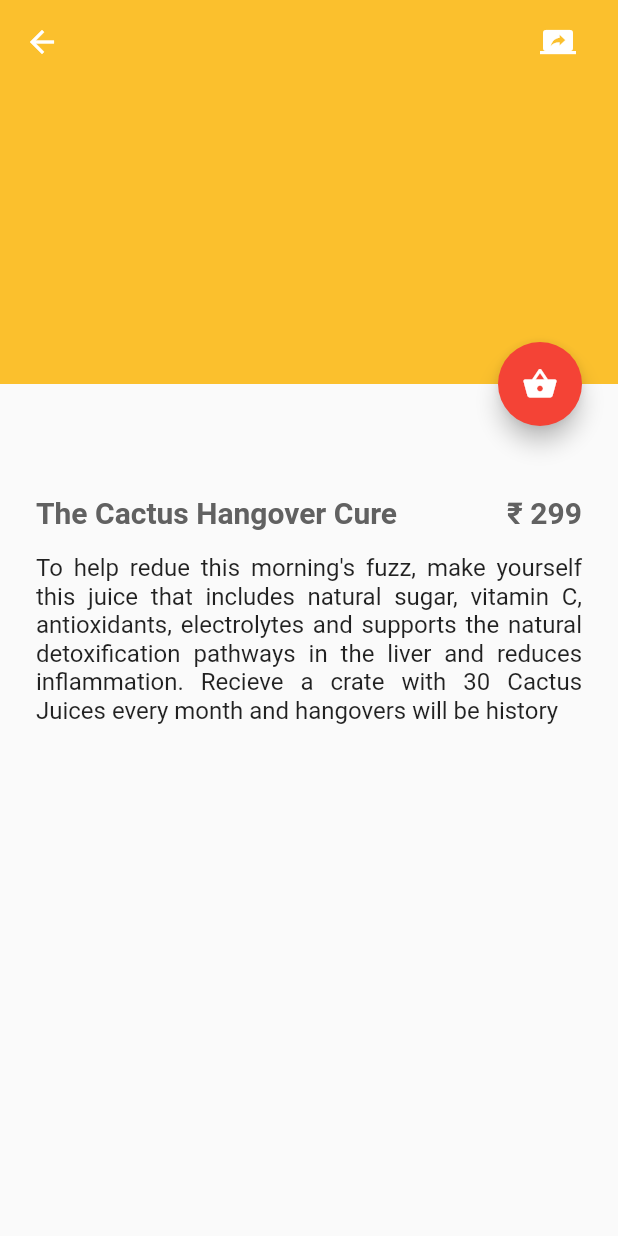
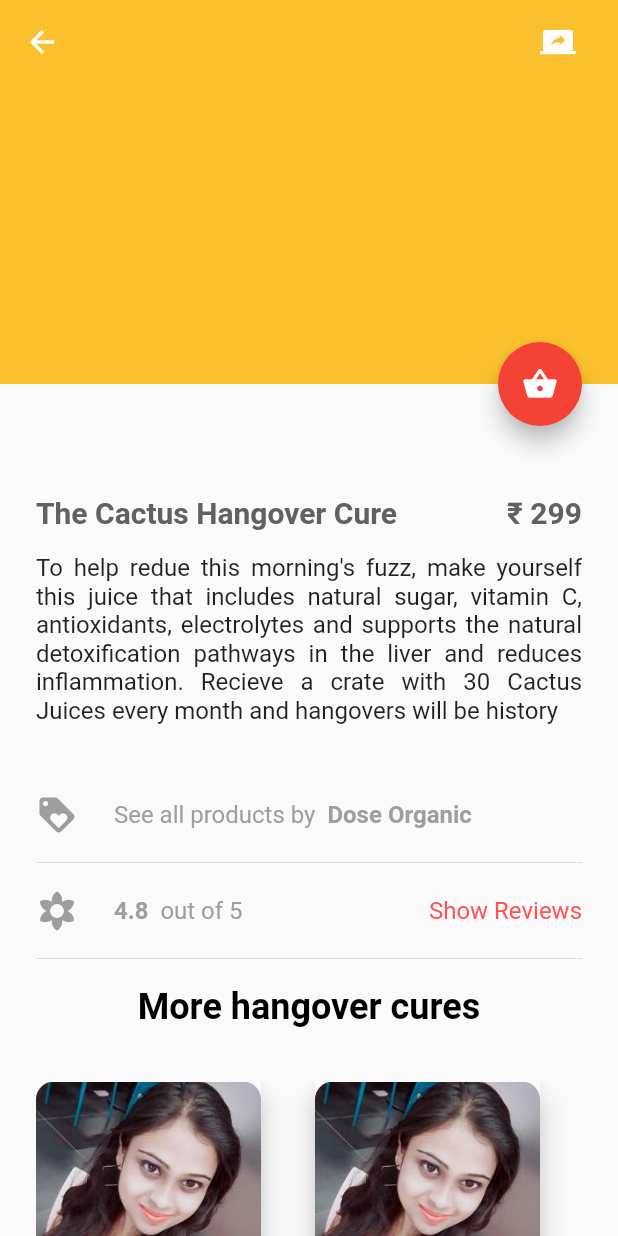
Before and after one commit to srdalai/hangover_cure, a Flutter app: the screen it shows after launch, on a phone screen of 412 x 824 dp. Run offline on Flutter 3.47's test engine with Material 2 defaults, Android fonts, the phone set to English and light mode, and no system bars.

Commit message:
Almost Final

```diff
--- a/lib/home_page.dart
+++ b/lib/home_page.dart
@@ -21,7 +21,9 @@ class MyHomePage extends StatelessWidget {
             )
           ],
         ),
-      body: Stack(
+        body: ListView(
+          children: <Widget>[
+            Stack(
               alignment: AlignmentDirectional.topEnd,
               children: <Widget>[
                 constructWidget(),
@@ -37,12 +39,14 @@ class MyHomePage extends StatelessWidget {
                 ),
               ],
             ),
-    );
+          ],
+        ));
   }
 }
 
 Widget constructWidget() {
-  String strData = "To help redue this morning's fuzz, make yourself this juice that includes natural sugar, vitamin C, antioxidants, electrolytes and supports the natural detoxification pathways in the liver and reduces inflammation. Recieve a crate with 30 Cactus Juices every month and hangovers will be history";
+  String strData =
+      "To help redue this morning's fuzz, make yourself this juice that includes natural sugar, vitamin C, antioxidants, electrolytes and supports the natural detoxification pathways in the liver and reduces inflammation. Recieve a crate with 30 Cactus Juices every month and hangovers will be history";
   return new Column(
     children: <Widget>[
       new Container(
@@ -53,18 +57,147 @@ Widget constructWidget() {
         padding: EdgeInsets.all(24.0),
         child: Column(
           children: <Widget>[
-              SizedBox(height: 50.0,),
+            SizedBox(
+              height: 50.0,
+            ),
             Row(
               mainAxisSize: MainAxisSize.max,
               mainAxisAlignment: MainAxisAlignment.spaceBetween,
               children: <Widget>[
-                  Text("The Cactus Hangover Cure", style: TextStyle(fontSize: 20.0, fontWeight: FontWeight.bold, color: Colors.grey.shade700),),
-                  Text("\u20B9 299", style: TextStyle(fontSize: 20.0, fontWeight: FontWeight.bold, color: Colors.grey.shade700))
+                Text(
+                  "The Cactus Hangover Cure",
+                  style: TextStyle(
+                      fontSize: 20.0,
+                      fontWeight: FontWeight.bold,
+                      color: Colors.grey.shade700),
+                ),
+                Text("\u20B9 299",
+                    style: TextStyle(
+                        fontSize: 20.0,
+                        fontWeight: FontWeight.bold,
+                        color: Colors.grey.shade700))
               ],
             ),
             Padding(
               padding: const EdgeInsets.symmetric(vertical: 16.0),
-                child: Text(strData, style: TextStyle(fontSize: 16.0), textAlign: TextAlign.justify,),
+              child: Text(
+                strData,
+                style: TextStyle(fontSize: 16.0),
+                textAlign: TextAlign.justify,
+              ),
+            ),
+            SizedBox(
+              height: 30.0,
+            ),
+            Row(
+              children: <Widget>[
+                Padding(
+                  padding: const EdgeInsets.only(right: 24.0),
+                  child: Icon(
+                    Icons.loyalty,
+                    size: 28.0,
+                    color: Colors.grey.shade500,
+                  ),
+                ),
+                Text(
+                  "See all products by",
+                  style: TextStyle(
+                      fontSize: 16.0,
+                      fontWeight: FontWeight.normal,
+                      color: Colors.grey.shade500),
+                ),
+                Text(
+                  "  Dose Organic",
+                  style: TextStyle(
+                      fontSize: 16.0,
+                      fontWeight: FontWeight.bold,
+                      color: Colors.grey.shade500),
+                )
+              ],
+            ),
+            SizedBox(
+              height: 10.0,
+            ),
+            Divider(),
+            SizedBox(
+              height: 10.0,
+            ),
+            Row(
+              mainAxisSize: MainAxisSize.max,
+              mainAxisAlignment: MainAxisAlignment.spaceBetween,
+              children: <Widget>[
+                Row(
+                  children: <Widget>[
+                    Padding(
+                      padding: const EdgeInsets.only(right: 24.0),
+                      child: Icon(
+                        Icons.filter_vintage,
+                        size: 28.0,
+                        color: Colors.grey.shade500,
+                      ),
+                    ),
+                    Text(
+                      "4.8",
+                      style: TextStyle(
+                          fontSize: 16.0,
+                          fontWeight: FontWeight.bold,
+                          color: Colors.grey.shade500),
+                    ),
+                    Text(
+                      "  out of 5",
+                      style: TextStyle(
+                          fontSize: 16.0,
+                          fontWeight: FontWeight.normal,
+                          color: Colors.grey.shade500),
+                    ),
+                  ],
+                ),
+                Text(
+                  "Show Reviews",
+                  style: TextStyle(
+                      fontSize: 16.0,
+                      fontWeight: FontWeight.normal,
+                      color: Colors.redAccent),
+                )
+              ],
+            ),
+            SizedBox(
+              height: 10.0,
+            ),
+            Divider(),
+            SizedBox(
+              height: 10.0,
+            ),
+            Text("More hangover cures",
+                textAlign: TextAlign.justify,
+                style: TextStyle(
+                    color: Colors.black,
+                    fontSize: 24.0,
+                    fontWeight: FontWeight.bold)),
+            SizedBox(
+              height: 36.0,
+            ),
+            SizedBox(
+              height: 150.0,
+              child: ListView.builder(
+                itemCount: 5,
+                scrollDirection: Axis.horizontal,
+                itemBuilder: (context, position) {
+                  return Padding(
+                    padding: const EdgeInsets.only(right: 36.0),
+                    child: Material(
+                      elevation: 8.0,
+                      child: Container(
+                        width: 150.0,
+                        child: ClipRRect(
+                            borderRadius: BorderRadius.circular(12.0),
+                            child: Image.asset(
+                                "assets/account_pictures/user_4.jpg")),
+                      ),
+                    ),
+                  );
+                },
+              ),
             )
           ],
         ),
@@ -72,3 +205,7 @@ Widget constructWidget() {
     ],
   );
 }
+
+Widget getList() {
+  return Text("Get");
+}
```
Also changed, not shown: assets/account_pictures/user_1.jpg (added), assets/account_pictures/user_2.jpg (added), assets/account_pictures/user_3.jpg (added), assets/account_pictures/user_4.jpg (added), 1 other file. Lines whose indentation alone changed are shown as unchanged.
